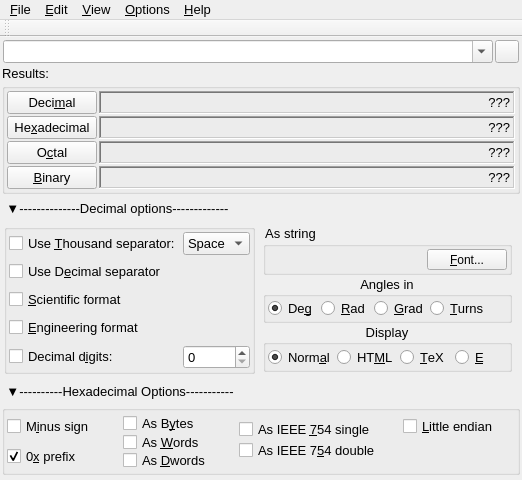
Above: FalconCalcQt/FalconCalcQt.ui from solyoma/FalconCalc before the change. Below: the same form after it.
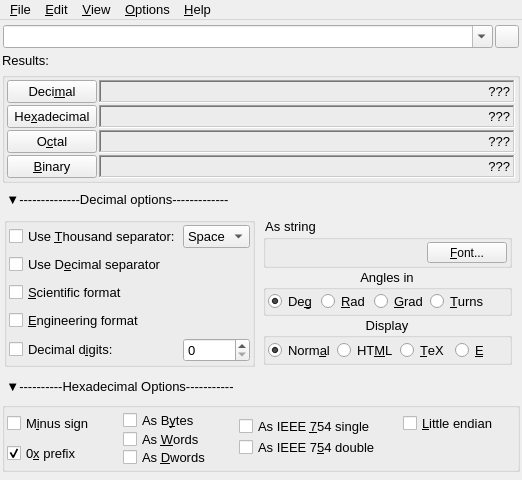
That is the form after the change. Icons and pictures are not drawn.

Commit message: Removed toolbar from main window to get the geomwtry right

What changed in the file:
```diff
--- a/FalconCalcQt/FalconCalcQt.ui
+++ b/FalconCalcQt/FalconCalcQt.ui
@@ -1081,14 +1081,6 @@
    <addaction name="mnuOptions"/>
    <addaction name="mnuHelp"/>
   </widget>
-  <widget class="QToolBar" name="mainToolBar">
-   <attribute name="toolBarArea">
-    <enum>TopToolBarArea</enum>
-   </attribute>
-   <attribute name="toolBarBreak">
-    <bool>false</bool>
-   </attribute>
-  </widget>
   <action name="actionExit">
    <property name="text">
     <string>E&amp;xit</string>
```
